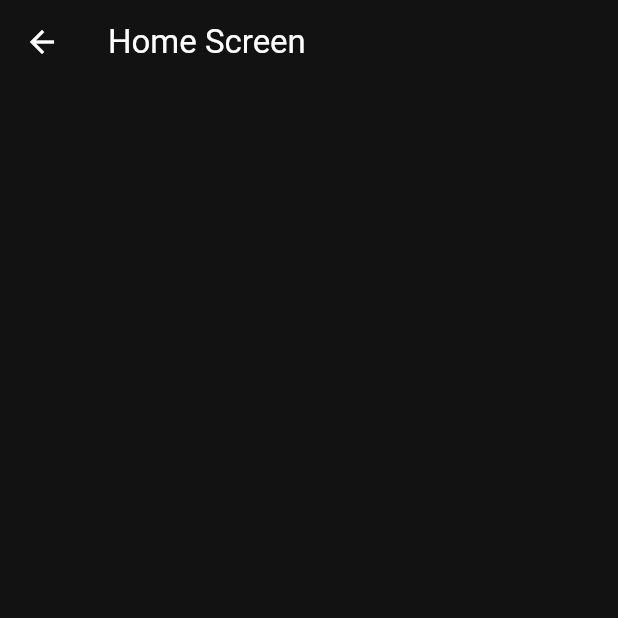
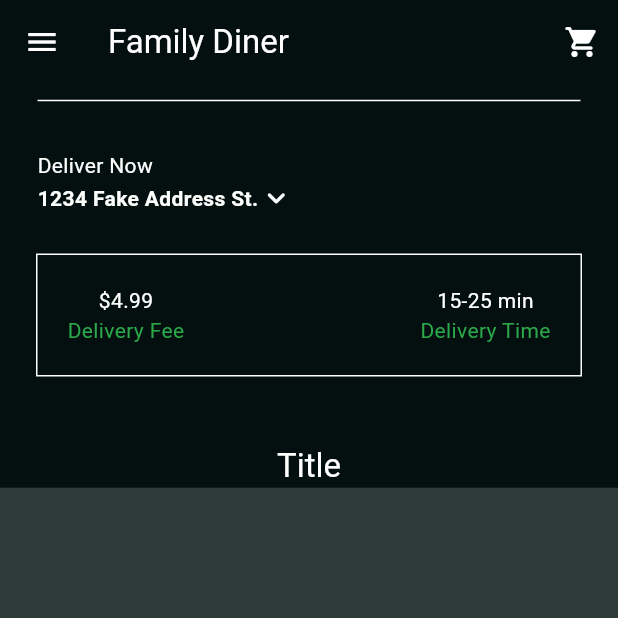
Before and after one commit to branthompson/food_delivery_app, a Flutter app: the screen it shows after launch, after a tap on "Login", on a phone screen of 412 x 824 dp, the top half of it. Run offline on Flutter 3.47's test engine with Material 3 defaults, Android fonts, the phone set to English and light mode, and no system bars.

Commit message:
Second commit. coding out home screen. App bar, Menu drawer.

```diff
--- /dev/null
+++ b/lib/components/my_app_bar.dart
@@ -0,0 +1,36 @@
+import 'package:flutter/material.dart';
+
+class MyAppBar extends StatelessWidget {
+  const MyAppBar({super.key, required this.child, required this.title});
+
+  final Widget child;
+  final Widget title;
+
+  @override
+  Widget build(BuildContext context) {
+    return SliverAppBar(
+      expandedHeight: 325,
+      collapsedHeight: 100,
+      floating: false,
+      pinned: true,
+      actions: [
+        IconButton(
+            onPressed: () {},
+            icon: Icon(Icons.shopping_cart_rounded),
+        ),
+      ],
+      backgroundColor: Theme.of(context).colorScheme.tertiary,
+      title: Text("Family Diner"),
+      flexibleSpace: FlexibleSpaceBar(
+        background: Padding(
+          padding: const EdgeInsets.only(bottom: 50),
+          child: child,
+        ),
+        title: title,
+        centerTitle: true,
+        titlePadding: EdgeInsets.only(left: 0, right: 0, top: 0),
+        expandedTitleScale: 1,
+      ),
+    );
+  }
+}
--- /dev/null
+++ b/lib/components/my_cur_location.dart
@@ -0,0 +1,65 @@
+import 'package:flutter/material.dart';
+
+class MyCurrentLocation extends StatelessWidget {
+  const MyCurrentLocation({super.key});
+
+
+  void openLocationSearchBox(BuildContext context) {
+    showDialog(
+        context: context,
+        builder: (context) => AlertDialog(
+          title: const Text('Your Location'),
+          content: const TextField(
+            decoration: InputDecoration(
+                hintText: "Search Address..."),
+          ),
+          actions: [
+            MaterialButton(
+                onPressed: () => Navigator.pop(context),
+              child: Text('Cancel'),
+            ),
+            MaterialButton(
+              onPressed: () => Navigator.pop(context),
+              child: Text('Save'),
+            ),
+          ],
+        ),
+    );
+  }
+
+
+  @override
+  Widget build(BuildContext context) {
+    return Padding(
+      padding: const EdgeInsets.all(25),
+      child: Column(
+        crossAxisAlignment: CrossAxisAlignment.start,
+        children: [
+          Text(
+              'Deliver Now',
+            style: TextStyle(
+              color: Theme.of(context).colorScheme.inversePrimary,
+            ),
+          ),
+          GestureDetector(
+            onTap: () => openLocationSearchBox(context),
+            child: Row(
+              children: [
+                // ADDRESS
+                Text(
+                    '1234 Fake Address St.',
+                  style: TextStyle(
+                    color: Theme.of(context).colorScheme.inversePrimary,
+                    fontWeight: FontWeight.w700,
+                  ),
+                ),
+                // DROP DOWN MENU
+                Icon(Icons.keyboard_arrow_down_rounded),
+              ],
+            ),
+          )
+        ],
+      ),
+    );
+  }
+}
--- /dev/null
+++ b/lib/components/my_description_box.dart
@@ -0,0 +1,43 @@
+import 'package:flutter/material.dart';
+
+class MyDescriptionBox extends StatelessWidget {
+  const MyDescriptionBox({super.key});
+
+  @override
+  Widget build(BuildContext context) {
+    return Container(
+      decoration: BoxDecoration(
+        border: Border.all(color: Theme.of(context).colorScheme.inversePrimary),
+      ),
+      padding: EdgeInsets.all(20),
+      margin: EdgeInsets.only(left: 24, right: 24, bottom: 24),
+      child: Row(
+        mainAxisAlignment: MainAxisAlignment.spaceBetween,
+        children: [
+          Column(
+            children: [
+              Text('\$4.99'),
+              Text(
+                  'Delivery Fee',
+                style: TextStyle(
+                  color: Theme.of(context).colorScheme.secondary
+                ),
+              ),
+            ],
+          ),
+          Column(
+            children: [
+              Text('15-25 min'),
+              Text(
+                  'Delivery Time',
+                style: TextStyle(
+                    color: Theme.of(context).colorScheme.secondary
+                ),
+              ),
+            ],
+          ),
+        ],
+      ),
+    );
+  }
+}
--- a/lib/screens/home_screen.dart
+++ b/lib/screens/home_screen.dart
@@ -1,3 +1,7 @@
+import 'package:dishdash/components/my_app_bar.dart';
+import 'package:dishdash/components/my_cur_location.dart';
+import 'package:dishdash/components/my_description_box.dart';
+import 'package:dishdash/components/my_drawer.dart';
 import 'package:flutter/material.dart';
 
 class HomeScreen extends StatefulWidget {
@@ -11,7 +15,31 @@ class _HomeScreenState extends State<HomeScreen> {
   @override
   Widget build(BuildContext context) {
     return Scaffold(
-      appBar: AppBar(title: Text('Home Screen')),
+      drawer: MyDrawer(),
+      body: NestedScrollView(
+        headerSliverBuilder: (context, innerBoxIsScrolled) => [
+          MyAppBar(
+              child: Column(
+                mainAxisAlignment: MainAxisAlignment.end,
+                children: [
+                  Divider(
+                    indent: 25,
+                    endIndent: 25,
+                    color: Theme.of(context).colorScheme.inversePrimary,
+                  ),
+
+                  // Current Location
+                  MyCurrentLocation(),
+
+                  // Description Box
+                  MyDescriptionBox(),
+                ],
+              ),
+              title: Text('Title'),
+          ),
+        ],
+        body: Container(color: Theme.of(context).colorScheme.background),
+      ),
     );
   }
 }
--- a/lib/screens/register_screen.dart
+++ b/lib/screens/register_screen.dart
@@ -1,5 +1,4 @@
 import 'package:flutter/material.dart';
-
 import '../components/my_button.dart';
 import '../components/my_textfield.dart';
 
```
Also changed, not shown: lib/components/my_drawer.dart (added, +35 -0 lines), lib/components/my_drawer_tile.dart (added, +26 -0 lines).
